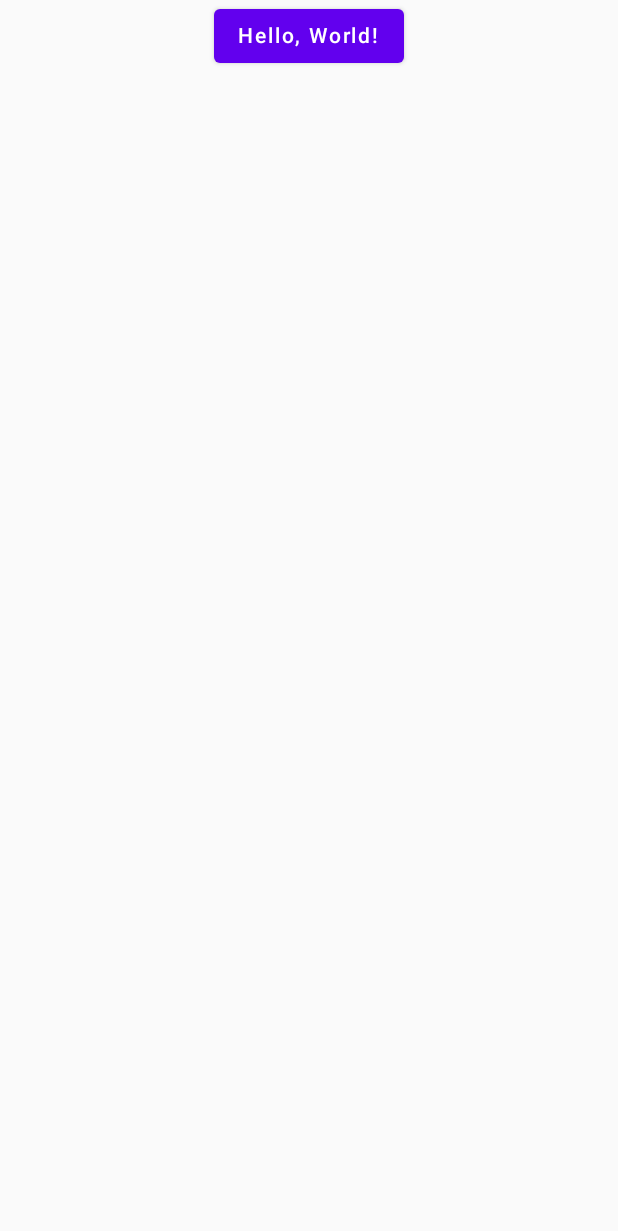
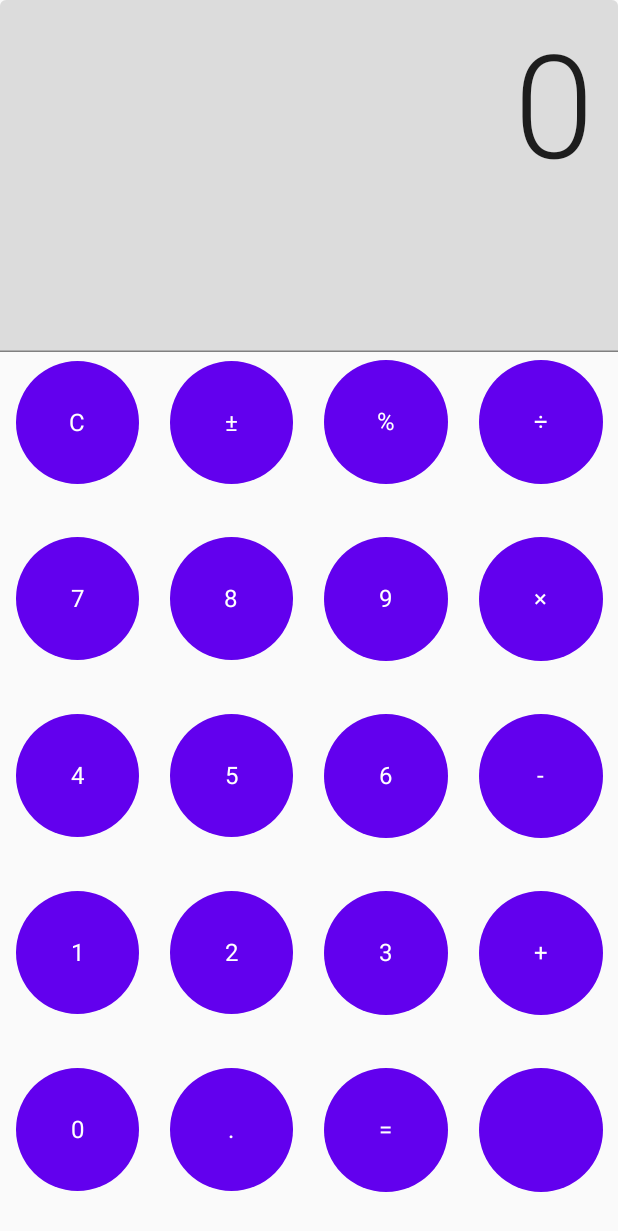
Before and after one commit to jesusdmedinac/compose-calculator, an Android app built with Jetpack Compose: the screen it shows after launch (MainActivity), on a phone screen of 412 x 824 dp. Shown: the top 1231 px of the screen. Run offline under Robolectric (Android 15) with nearby library versions, the phone set to English and light mode, and no system bars.

Commit message:
CalculatorApp composable implemented

```diff
--- a/androidApp/build.gradle.kts
+++ b/androidApp/build.gradle.kts
@@ -17,12 +17,12 @@ kotlin {
 
 android {
     compileSdk = (findProperty("android.compileSdk") as String).toInt()
-    namespace = "com.myapplication"
+    namespace = "com.jesusdmedinac.compose.calculator"
 
     sourceSets["main"].manifest.srcFile("src/androidMain/AndroidManifest.xml")
 
     defaultConfig {
-        applicationId = "com.myapplication.MyApplication"
+        applicationId = "com.jesusdmedinac.compose.calculator.CalculatorApp"
         minSdk = (findProperty("android.minSdk") as String).toInt()
         targetSdk = (findProperty("android.targetSdk") as String).toInt()
         versionCode = 1
--- a/androidApp/src/androidMain/AndroidManifest.xml
+++ b/androidApp/src/androidMain/AndroidManifest.xml
@@ -9,10 +9,9 @@
         android:supportsRtl="true"
         android:theme="@style/Theme.AppCompat.Light.NoActionBar">
         <activity
-            android:exported="true"
+            android:name="com.jesusdmedinac.compose.calculator.MainActivity"
             android:configChanges="orientation|screenSize|screenLayout|keyboardHidden|mnc|colorMode|density|fontScale|fontWeightAdjustment|keyboard|layoutDirection|locale|mcc|navigation|smallestScreenSize|touchscreen|uiMode"
-            android:name=".MainActivity"
-        >
+            android:exported="true">
             <intent-filter>
                 <action android:name="android.intent.action.MAIN" />
 
--- a/androidApp/src/androidMain/kotlin/com/myapplication/MainActivity.kt
+++ b/androidApp/src/androidMain/kotlin/com/jesusdmedinac/compose/calculator/MainActivity.kt
@@ -1,4 +1,4 @@
-package com.myapplication
+package com.jesusdmedinac.compose.calculator
 
 import MainView
 import android.os.Bundle
--- a/settings.gradle.kts
+++ b/settings.gradle.kts
@@ -1,4 +1,4 @@
-rootProject.name = "MyApplication"
+rootProject.name = "CalculatorApp"
 
 include(":androidApp")
 include(":shared")
--- a/shared/build.gradle.kts
+++ b/shared/build.gradle.kts
@@ -49,7 +49,7 @@ kotlin {
 
 android {
     compileSdk = (findProperty("android.compileSdk") as String).toInt()
-    namespace = "com.myapplication.common"
+    namespace = "com.jesusdmedinac.compose.calculator.common"
 
     sourceSets["main"].manifest.srcFile("src/androidMain/AndroidManifest.xml")
     sourceSets["main"].res.srcDirs("src/androidMain/res")
--- /dev/null
+++ b/shared/src/androidMain/kotlin/MainAndroid.kt
@@ -0,0 +1,5 @@
+import androidx.compose.runtime.Composable
+import com.jesusdmedinac.compose.calculator.CalculatorApp
+
+@Composable
+fun MainView() = CalculatorApp()
--- a/shared/src/androidMain/kotlin/main.android.kt
+++ /dev/null
@@ -1,5 +0,0 @@
-import androidx.compose.runtime.Composable
-
-actual fun getPlatformName(): String = "Android"
-
-@Composable fun MainView() = App()
--- a/shared/src/commonMain/kotlin/App.kt
+++ /dev/null
@@ -1,41 +0,0 @@
-import androidx.compose.animation.AnimatedVisibility
-import androidx.compose.foundation.Image
-import androidx.compose.foundation.layout.Column
-import androidx.compose.foundation.layout.fillMaxWidth
-import androidx.compose.material.Button
-import androidx.compose.material.MaterialTheme
-import androidx.compose.material.Text
-import androidx.compose.runtime.Composable
-import androidx.compose.runtime.getValue
-import androidx.compose.runtime.mutableStateOf
-import androidx.compose.runtime.remember
-import androidx.compose.runtime.setValue
-import androidx.compose.ui.Alignment
-import androidx.compose.ui.Modifier
-import org.jetbrains.compose.resources.ExperimentalResourceApi
-import org.jetbrains.compose.resources.painterResource
-
-@OptIn(ExperimentalResourceApi::class)
-@Composable
-fun App() {
-    MaterialTheme {
-        var greetingText by remember { mutableStateOf("Hello, World!") }
-        var showImage by remember { mutableStateOf(false) }
-        Column(Modifier.fillMaxWidth(), horizontalAlignment = Alignment.CenterHorizontally) {
-            Button(onClick = {
-                greetingText = "Hello, ${getPlatformName()}"
-                showImage = !showImage
-            }) {
-                Text(greetingText)
-            }
-            AnimatedVisibility(showImage) {
-                Image(
-                    painterResource("compose-multiplatform.xml"),
-                    null
-                )
-            }
-        }
-    }
-}
-
-expect fun getPlatformName(): String
--- /dev/null
+++ b/shared/src/commonMain/kotlin/com/jesusdmedinac/compose/calculator/CalculatorApp.kt
@@ -0,0 +1,90 @@
+package com.jesusdmedinac.compose.calculator
+
+import androidx.compose.foundation.background
+import androidx.compose.foundation.layout.Box
+import androidx.compose.foundation.layout.Column
+import androidx.compose.foundation.layout.ColumnScope
+import androidx.compose.foundation.layout.Row
+import androidx.compose.foundation.layout.aspectRatio
+import androidx.compose.foundation.layout.fillMaxSize
+import androidx.compose.foundation.layout.fillMaxWidth
+import androidx.compose.foundation.shape.CircleShape
+import androidx.compose.material.IconButton
+import androidx.compose.material.MaterialTheme
+import androidx.compose.material.Text
+import androidx.compose.material.TextField
+import androidx.compose.runtime.Composable
+import androidx.compose.ui.Alignment
+import androidx.compose.ui.Modifier
+import androidx.compose.ui.draw.clip
+import androidx.compose.ui.text.style.TextAlign
+
+@Composable
+fun CalculatorApp() {
+    MaterialTheme {
+        Column {
+            TextField(
+                modifier = Modifier
+                    .weight(2f)
+                    .fillMaxWidth(),
+                value = "0",
+                onValueChange = { /*TODO*/ },
+                textStyle = MaterialTheme.typography.h1.copy(
+                    textAlign = TextAlign.End,
+                ),
+            )
+            ColumnOfButtons(
+                buttonValues = listOf(
+                    listOf("C", "±", "%", "÷"),
+                    listOf("7", "8", "9", "×"),
+                    listOf("4", "5", "6", "-"),
+                    listOf("1", "2", "3", "+"),
+                    listOf("0", ".", "=", ""),
+                ),
+            )
+        }
+    }
+}
+
+@Composable
+fun ColumnScope.ColumnOfButtons(
+    buttonValues: List<List<String>>,
+) {
+    buttonValues.forEach { rowOfButtons ->
+        RowOfButtons(
+            modifier = Modifier.weight(1f),
+            buttonValues = rowOfButtons,
+        )
+    }
+}
+
+@Composable
+fun RowOfButtons(
+    modifier: Modifier = Modifier,
+    buttonValues: List<String>,
+) {
+    Row(
+        modifier = modifier,
+    ) {
+        buttonValues.forEach { buttonValue ->
+            IconButton(
+                modifier = Modifier.weight(1f),
+                onClick = { /*TODO*/ },
+            ) {
+                Box(
+                    modifier = Modifier
+                        .fillMaxSize(0.8f)
+                        .aspectRatio(1f)
+                        .clip(CircleShape)
+                        .background(MaterialTheme.colors.primary),
+                    contentAlignment = Alignment.Center,
+                ) {
+                    Text(
+                        text = buttonValue,
+                        color = MaterialTheme.colors.onPrimary,
+                    )
+                }
+            }
+        }
+    }
+}
```
Also changed, not shown: 3 other files.
